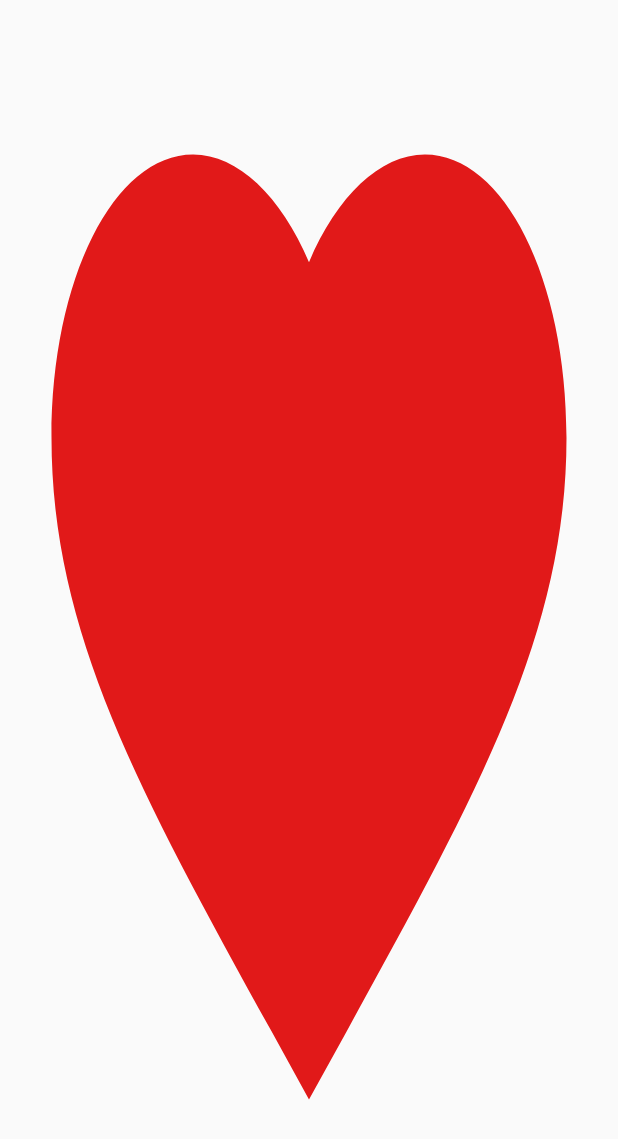
After one commit to Tamir198/HeroesApp, an Android app: the layout full_size_image_dialog.xml on its own in the app's theme, with its tools: preview values and no code run, on a phone screen of 412 x 824 dp. The commit adds this screen. Shown: the top 1139 px of the screen. Run offline under Robolectric (Android 15) with nearby library versions, the phone set to English and light mode, and no system bars; network calls fail.

Commit message:
Add dialog on full screen after image click

```diff
--- /dev/null
+++ b/app/src/main/res/layout/full_size_image_dialog.xml
@@ -0,0 +1,21 @@
+<?xml version="1.0" encoding="utf-8"?>
+<androidx.constraintlayout.widget.ConstraintLayout xmlns:android="http://schemas.android.com/apk/res/android"
+    xmlns:app="http://schemas.android.com/apk/res-auto"
+    xmlns:tools="http://schemas.android.com/tools"
+    android:layout_width="match_parent"
+    android:layout_height="match_parent"
+    android:orientation="vertical">
+
+    <ImageView
+        android:id="@+id/full_size_image"
+        android:layout_width="match_parent"
+        android:layout_height="match_parent"
+       android:fitsSystemWindows="true"
+        android:scaleType="fitXY"
+        app:layout_constraintBottom_toBottomOf="parent"
+        app:layout_constraintEnd_toEndOf="parent"
+        app:layout_constraintHorizontal_bias="0.5"
+        app:layout_constraintStart_toStartOf="parent"
+        app:layout_constraintTop_toTopOf="parent"
+        app:srcCompat="@drawable/ic_favorite_red_24dp" />
+</androidx.constraintlayout.widget.ConstraintLayout>
```
Also changed, not shown: app/src/main/java/com/example/heroesapp/HeroAdapter.java (+15 -0 lines), app/src/main/java/com/example/heroesapp/Utills/FullSizeImageDialog.java (added, +28 -0 lines).
